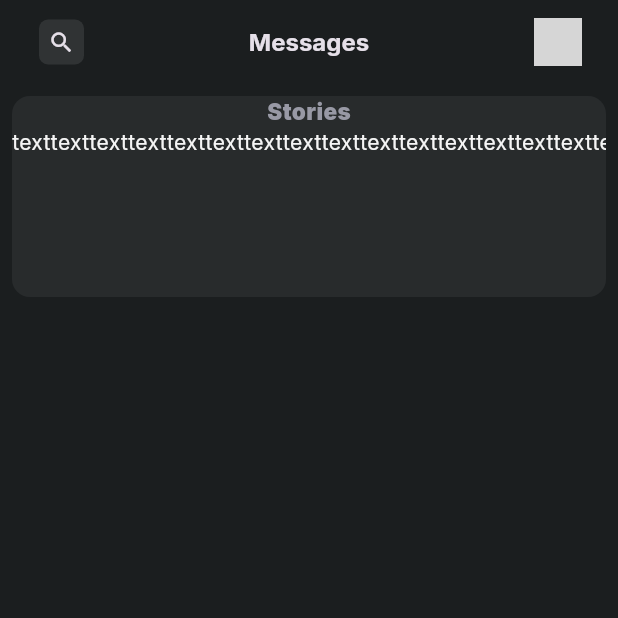
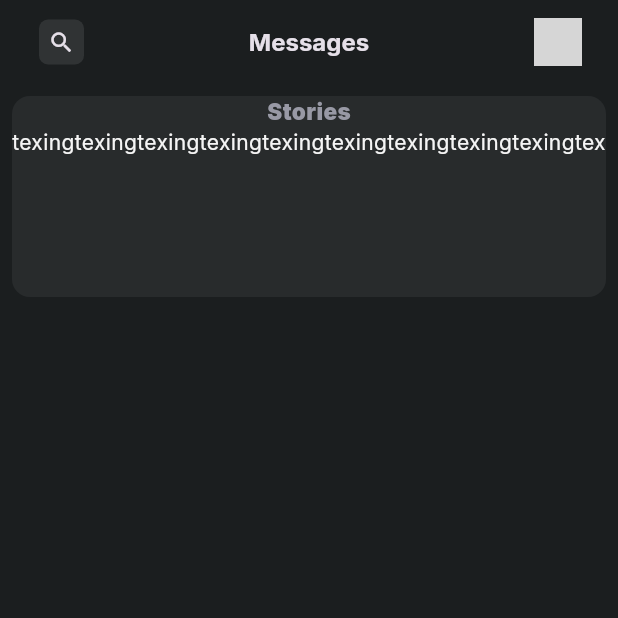
Before and after one commit to Ibraheem-MuhammedAmeen/ChartApp, a Flutter app: the screen it shows after launch, on a phone screen of 412 x 824 dp, the top half of it. Run offline on Flutter 3.47's test engine with Material 3 defaults, Android fonts, the phone set to English and light mode, and no system bars; our stand-ins replace cached_network_image, google_fonts; network calls fail; grey boxes are pictures that could not be loaded.

Commit message:
Updated messages page UI

```diff
--- a/lib/pages/messages_page.dart
+++ b/lib/pages/messages_page.dart
@@ -57,7 +57,7 @@ class MessagesPage extends StatelessWidget {
                   child: ListView.builder(
                 scrollDirection: Axis.horizontal,
                 itemBuilder: (BuildContext context, int index) {
-                  return Text('text');
+                  return Text('texing');
                 },
               ))
             ],
```
